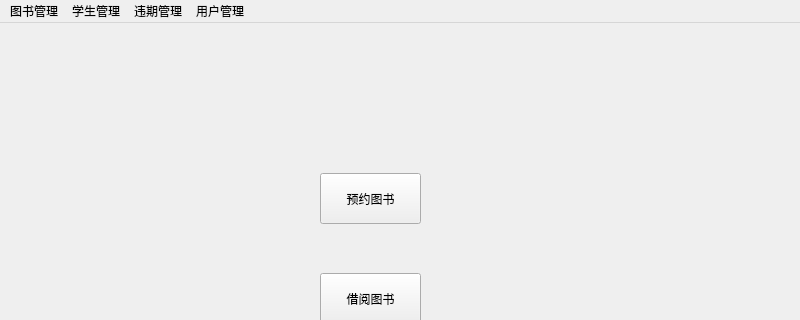
The window that view/AdminPage.ui (liano3/LibraryManageSys) describes before a commit, drawn with Qt 5; both pictures show x 0 to 800 and y 0 to 320 of the 800 by 600 pixel window.
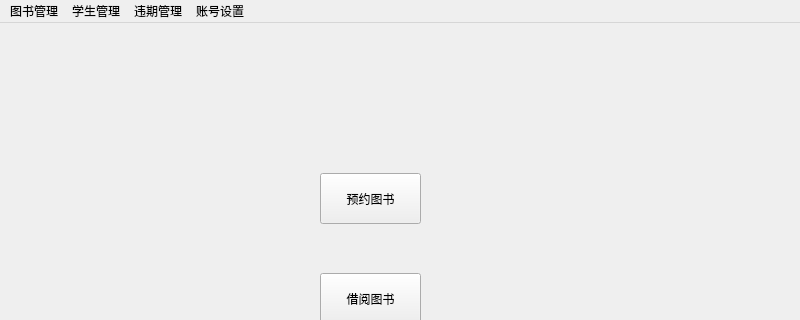
The same window after the commit.

Diff of the .ui file:
```diff
--- a/view/AdminPage.ui
+++ b/view/AdminPage.ui
@@ -78,13 +78,6 @@
     <addaction name="addStudent"/>
     <addaction name="alterStudent"/>
    </widget>
-   <widget class="QMenu" name="UserManage">
-    <property name="title">
-     <string>用户管理</string>
-    </property>
-    <addaction name="addUser"/>
-    <addaction name="alterUser"/>
-   </widget>
    <widget class="QMenu" name="BadGuy">
     <property name="title">
      <string>违期管理</string>
@@ -92,10 +85,18 @@
     <addaction name="badReserve"/>
     <addaction name="badBorrow"/>
    </widget>
+   <widget class="QMenu" name="AccountManage">
+    <property name="title">
+     <string>账号设置</string>
+    </property>
+    <addaction name="alterProfile"/>
+    <addaction name="alterPassword"/>
+    <addaction name="logOut"/>
+   </widget>
    <addaction name="BookManage"/>
    <addaction name="StudentManage"/>
    <addaction name="BadGuy"/>
-   <addaction name="UserManage"/>
+   <addaction name="AccountManage"/>
   </widget>
   <action name="addBook">
    <property name="text">
```
Left out of the diff: 15 changed lines with no effect on the pictures.
